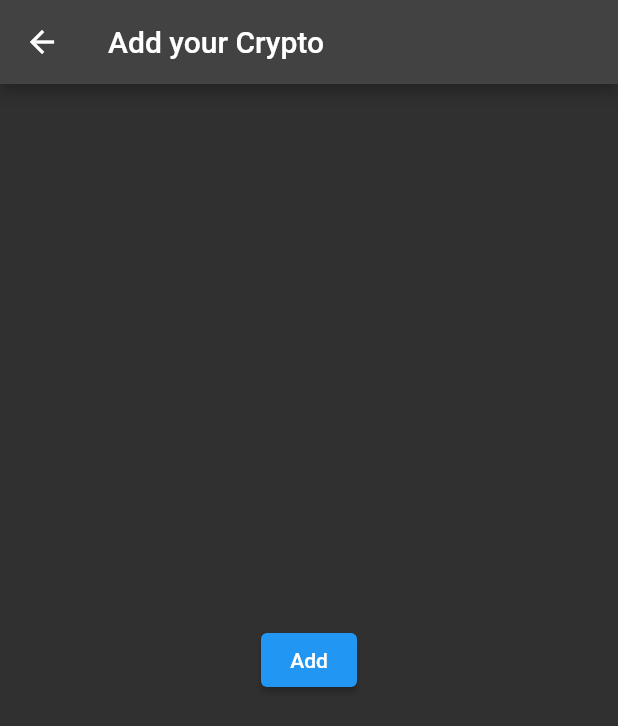
After one commit to hiroexe/Progetto-CryptoWatcher, a Flutter app: the AddCryptoToChart screen opened directly, on a phone screen of 412 x 824 dp. The commit adds this screen. Shown: the top 726 px of the screen. Run offline on Flutter 3.47's test engine with Material 2 defaults, Android fonts, the phone set to English and light mode, and no system bars; our stand-ins replace syncfusion_flutter_charts; network calls fail.

Commit message:
aggiunto portfolio_screen_add_crypto

```diff
--- a/lib/main.dart
+++ b/lib/main.dart
@@ -1,5 +1,5 @@
 //https://github.com/hiroexe/Progetto-CryptoWatcher.git
-//aaaaaaaaaaaaaaaaaaaaaaaaaaaaaaaaaaaaaaaaaaaaaaaaaaa
+
 import 'package:crypto_tracker/screens/home_screen.dart';
 import 'package:flutter/material.dart';
 void main() => runApp(const MyApp());
--- a/lib/models/crypto_model.dart
+++ b/lib/models/crypto_model.dart
@@ -22,8 +22,6 @@ class CryptoModel {
     priceChange_24h = json['price_change_24h'];
     priceChangePercentage_24h = json['price_change_percentage_24h'];
   }
-
-
 
   Map<String, dynamic> toJson() {
     final _data = <String, dynamic>{};
--- a/lib/screens/crypto_screen.dart
+++ b/lib/screens/crypto_screen.dart
@@ -23,7 +23,6 @@ class _CryptoScreenState extends State <CryptoScreen> {
     coinList = [];
     final response = await https.get(Uri.parse(
         'https://api.coingecko.com/api/v3/coins/markets?vs_currency=usd&order=market_cap_desc&per_page=100&page=1&sparkline=false'));
-
     if (response.statusCode == 200) {
       List<dynamic> values = [];
       values = json.decode(response.body);
@@ -33,9 +32,7 @@ class _CryptoScreenState extends State <CryptoScreen> {
             Map<String, dynamic> map = values[i];
             coinList.add(CryptoModel.fromJson(map));
           }
-
         }
-
         setState(() {
           coinList;
         });
--- a/lib/screens/portfolio_screen.dart
+++ b/lib/screens/portfolio_screen.dart
@@ -1,8 +1,8 @@
 
-import 'package:crypto_tracker/models/crypto_model.dart';
+import 'package:crypto_tracker/screens/portfolio_screen_add_crypto.dart';
 import 'package:flutter/material.dart';
-import 'package:http/http.dart';
 import 'package:syncfusion_flutter_charts/charts.dart';
+import 'package:crypto_tracker/screens/portfolio_screen_add_crypto.dart';
 
 class PortfolioScreen extends StatefulWidget {
   const PortfolioScreen({Key? key}) : super(key: key);
@@ -56,13 +56,14 @@ class _PortfolioScreenState extends State<PortfolioScreen> {
               ],
             ),
       floatingActionButtonLocation: FloatingActionButtonLocation.centerFloat,
-      floatingActionButton: const FloatingActionButton.extended(
-        onPressed: getChartData,
+      floatingActionButton:FloatingActionButton.extended(
         backgroundColor: Colors.amber,
         label: Text("ADD"),
         icon: Icon(Icons.add),
+        onPressed: getChartData,
+      ),
 
-      )
-    );
+      );
+
     }
 }
--- /dev/null
+++ b/lib/screens/portfolio_screen_add_crypto.dart
@@ -0,0 +1,29 @@
+
+import 'package:flutter/cupertino.dart';
+import 'package:flutter/material.dart';
+
+class AddCryptoToChart extends StatefulWidget {
+  const AddCryptoToChart({Key? key}) : super(key: key);
+
+  @override
+  _AddCryptoToChartState createState() => _AddCryptoToChartState();
+}
+
+class _AddCryptoToChartState extends State<AddCryptoToChart> {
+  @override
+  Widget build(BuildContext context) {
+    return Scaffold(
+      appBar: AppBar(
+        title: const Text("Add your Crypto"),
+      ),
+      body: Center(
+        child: ElevatedButton(
+          onPressed: () {
+            Navigator.pop(context);
+          },
+          child: const Text('Add'),
+        ),
+      ),
+    );
+  }
+}
```
